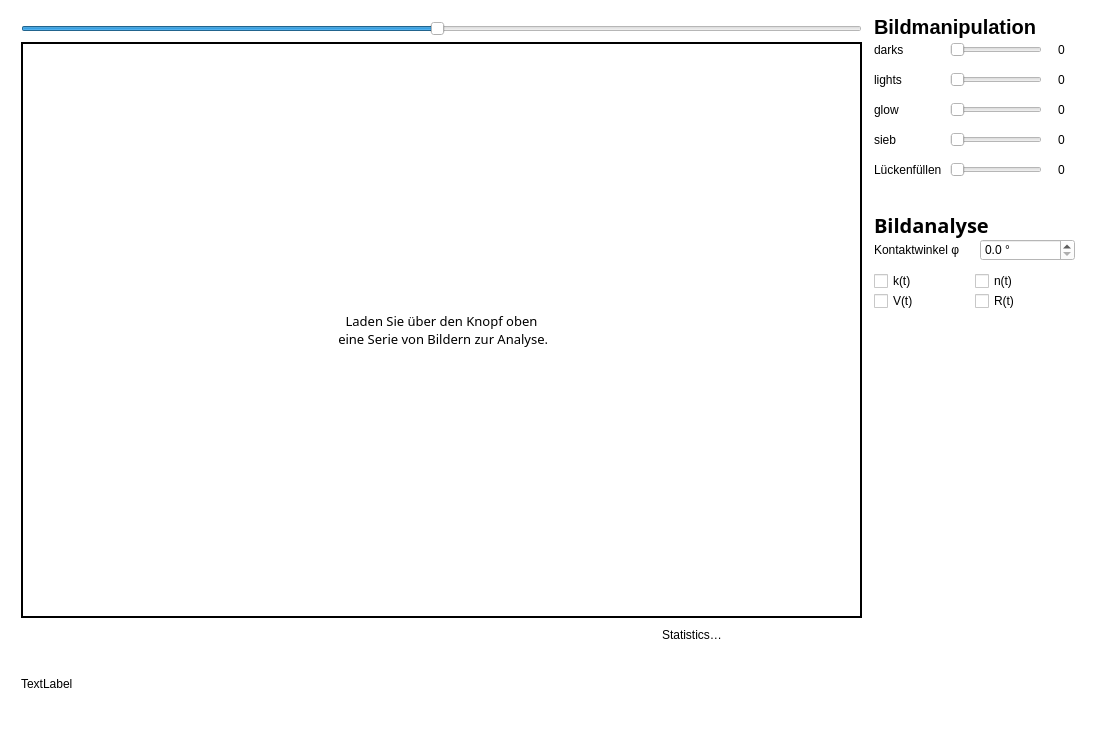
Old version of the form Design.ui in the repository Nico-Enghardt/Tropfen-Serien-Analyse.
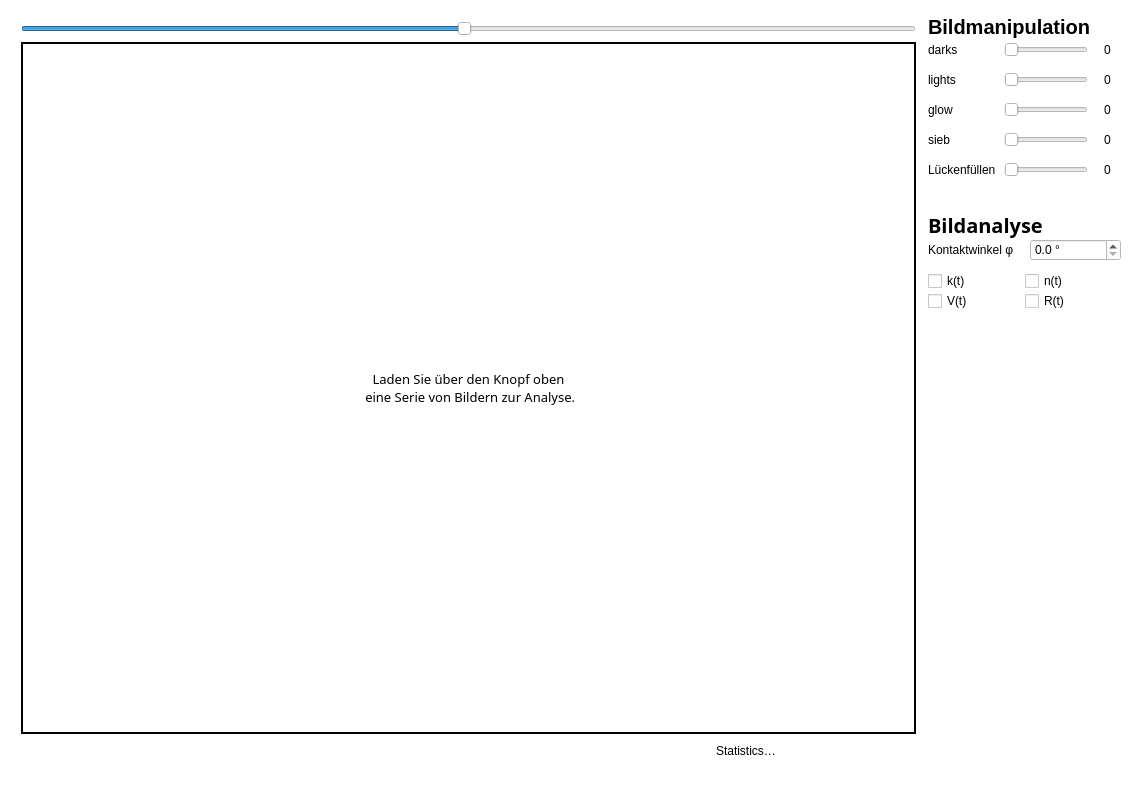
New version of the form. Icons and pictures are not drawn.

What changed in the file:
```diff
--- a/Design.ui
+++ b/Design.ui
@@ -6,8 +6,8 @@
    <rect>
     <x>0</x>
     <y>0</y>
-    <width>1096</width>
-    <height>731</height>
+    <width>1142</width>
+    <height>795</height>
    </rect>
   </property>
   <property name="minimumSize">
@@ -46,7 +46,7 @@
    <property name="styleSheet">
     <string notr="true"/>
    </property>
-   <layout class="QGridLayout" name="gridLayout_2" rowstretch="10,1" columnstretch="4,0,0,0,1">
+   <layout class="QGridLayout" name="gridLayout_2" rowstretch="10,0" columnstretch="4,0,0,0,0">
     <property name="leftMargin">
      <number>15</number>
     </property>
@@ -62,219 +62,6 @@
     <property name="spacing">
      <number>0</number>
     </property>
-    <item row="0" column="0" colspan="2">
-     <layout class="QGridLayout" name="gridLayout">
-      <property name="leftMargin">
-       <number>6</number>
-      </property>
-      <property name="topMargin">
-       <number>6</number>
-      </property>
-      <property name="rightMargin">
-       <number>6</number>
-      </property>
-      <property name="bottomMargin">
-       <number>6</number>
-      </property>
-      <property name="spacing">
-       <number>6</number>
-      </property>
-      <item row="1" column="1" colspan="6">
-       <widget class="QLabel" name="firstLabelGoodMorning">
-        <property name="sizePolicy">
-         <sizepolicy hsizetype="Expanding" vsizetype="Expanding">
-          <horstretch>0</horstretch>
-          <verstretch>0</verstretch>
-         </sizepolicy>
-        </property>
-        <property name="minimumSize">
-         <size>
-          <width>1</width>
-          <height>1</height>
-         </size>
-        </property>
-        <property name="font">
-         <font>
-          <family>NotoSerifTamilSlanted Medium</family>
-          <pointsize>10</pointsize>
-          <weight>7</weight>
-          <italic>false</italic>
-          <bold>false</bold>
-         </font>
-        </property>
-        <property name="styleSheet">
-         <string notr="true">border: 2px solid;</string>
-        </property>
-        <property name="text">
-         <string>Laden Sie über den Knopf oben
- eine Serie von Bildern zur Analyse.</string>
-        </property>
-        <property name="scaledContents">
-         <bool>false</bool>
-        </property>
-        <property name="alignment">
-         <set>Qt::AlignCenter</set>
-        </property>
-        <property name="wordWrap">
-         <bool>true</bool>
-        </property>
-       </widget>
-      </item>
-      <item row="2" column="3">
-       <widget class="QPushButton" name="playButton">
-        <property name="enabled">
-         <bool>false</bool>
-        </property>
-        <property name="minimumSize">
-         <size>
-          <width>55</width>
-          <height>0</height>
-         </size>
-        </property>
-        <property name="maximumSize">
-         <size>
-          <width>55</width>
-          <height>16777215</height>
-         </size>
-        </property>
-        <property name="styleSheet">
-         <string notr="true"/>
-        </property>
-        <property name="text">
-         <string/>
-        </property>
-        <property name="icon">
-         <iconset resource="resources.qrc">
-          <normaloff>:/Icons/Icons/play.png</normaloff>:/Icons/Icons/play.png</iconset>
-        </property>
-        <property name="iconSize">
-         <size>
-          <width>21</width>
-          <height>16</height>
-         </size>
-        </property>
-        <property name="flat">
-         <bool>true</bool>
-        </property>
-       </widget>
-      </item>
-      <item row="2" column="6">
-       <widget class="QLabel" name="statistics">
-        <property name="minimumSize">
-         <size>
-          <width>200</width>
-          <height>0</height>
-         </size>
-        </property>
-        <property name="styleSheet">
-         <string notr="true"/>
-        </property>
-        <property name="text">
-         <string>Statistics…</string>
-        </property>
-       </widget>
-      </item>
-      <item row="2" column="2">
-       <widget class="QPushButton" name="forwardsButton">
-        <property name="enabled">
-         <bool>false</bool>
-        </property>
-        <property name="sizePolicy">
-         <sizepolicy hsizetype="Minimum" vsizetype="Fixed">
-          <horstretch>0</horstretch>
-          <verstretch>0</verstretch>
-         </sizepolicy>
-        </property>
-        <property name="maximumSize">
-         <size>
-          <width>40</width>
-          <height>16777215</height>
-         </size>
-        </property>
-        <property name="text">
-         <string/>
-        </property>
-        <property name="icon">
-         <iconset resource="resources.qrc">
-          <normaloff>:/Icons/Icons/forwards.png</normaloff>:/Icons/Icons/forwards.png</iconset>
-        </property>
-        <property name="checkable">
-         <bool>false</bool>
-        </property>
-        <property name="default">
-         <bool>false</bool>
-        </property>
-        <property name="flat">
-         <bool>true</bool>
-        </property>
-       </widget>
-      </item>
-      <item row="2" column="1">
-       <widget class="QPushButton" name="backwardsButton">
-        <property name="enabled">
-         <bool>false</bool>
-        </property>
-        <property name="sizePolicy">
-         <sizepolicy hsizetype="Fixed" vsizetype="Fixed">
-          <horstretch>0</horstretch>
-          <verstretch>0</verstretch>
-         </sizepolicy>
-        </property>
-        <property name="maximumSize">
-         <size>
-          <width>40</width>
-          <height>16777215</height>
-         </size>
-        </property>
-        <property name="text">
-         <string/>
-        </property>
-        <property name="icon">
-         <iconset resource="resources.qrc">
-          <normaloff>:/Icons/Icons/backwards.png</normaloff>:/Icons/Icons/backwards.png</iconset>
-        </property>
-        <property name="default">
-         <bool>false</bool>
-        </property>
-        <property name="flat">
-         <bool>true</bool>
-        </property>
-       </widget>
-      </item>
-      <item row="0" column="1" colspan="6">
-       <widget class="QSlider" name="revealSlider">
-        <property name="maximum">
-         <number>101</number>
-        </property>
-        <property name="singleStep">
-         <number>1</number>
-        </property>
-        <property name="value">
-         <number>50</number>
-        </property>
-        <property name="orientation">
-         <enum>Qt::Horizontal</enum>
-        </property>
-       </widget>
-      </item>
-      <item row="2" column="4">
-       <spacer name="horizontalSpacer">
-        <property name="orientation">
-         <enum>Qt::Horizontal</enum>
-        </property>
-        <property name="sizeHint" stdset="0">
-         <size>
-          <width>40</width>
-          <height>20</height>
-         </size>
-        </property>
-       </spacer>
-      </item>
-     </layout>
-    </item>
-    <item row="0" column="3">
-     <layout class="QVBoxLayout" name="verticalLayout_2"/>
-    </item>
     <item row="0" column="4">
      <layout class="QVBoxLayout" name="verticalLayout_3">
       <property name="leftMargin">
@@ -603,25 +390,213 @@
       <property name="bottomMargin">
        <number>6</number>
       </property>
-      <item>
-       <widget class="QLabel" name="label_3">
+     </layout>
+    </item>
+    <item row="0" column="0" colspan="2">
+     <layout class="QGridLayout" name="gridLayout">
+      <property name="leftMargin">
+       <number>6</number>
+      </property>
+      <property name="topMargin">
+       <number>6</number>
+      </property>
+      <property name="rightMargin">
+       <number>6</number>
+      </property>
+      <property name="bottomMargin">
+       <number>6</number>
+      </property>
+      <property name="spacing">
+       <number>6</number>
+      </property>
+      <item row="2" column="4">
+       <widget class="QPushButton" name="playButton">
+        <property name="enabled">
+         <bool>false</bool>
+        </property>
+        <property name="minimumSize">
+         <size>
+          <width>55</width>
+          <height>0</height>
+         </size>
+        </property>
+        <property name="maximumSize">
+         <size>
+          <width>55</width>
+          <height>16777215</height>
+         </size>
+        </property>
+        <property name="styleSheet">
+         <string notr="true"/>
+        </property>
+        <property name="text">
+         <string/>
+        </property>
+        <property name="icon">
+         <iconset resource="resources.qrc">
+          <normaloff>:/Icons/Icons/play.png</normaloff>:/Icons/Icons/play.png</iconset>
+        </property>
+        <property name="iconSize">
+         <size>
+          <width>21</width>
+          <height>16</height>
+         </size>
+        </property>
+        <property name="flat">
+         <bool>true</bool>
+        </property>
+       </widget>
+      </item>
+      <item row="2" column="7">
+       <widget class="QLabel" name="statistics">
+        <property name="minimumSize">
+         <size>
+          <width>200</width>
+          <height>0</height>
+         </size>
+        </property>
+        <property name="styleSheet">
+         <string notr="true"/>
+        </property>
+        <property name="text">
+         <string>Statistics…</string>
+        </property>
+       </widget>
+      </item>
+      <item row="2" column="3">
+       <widget class="QPushButton" name="forwardsButton">
+        <property name="enabled">
+         <bool>false</bool>
+        </property>
         <property name="sizePolicy">
-         <sizepolicy hsizetype="Preferred" vsizetype="Preferred">
+         <sizepolicy hsizetype="Minimum" vsizetype="Fixed">
           <horstretch>0</horstretch>
-          <verstretch>1</verstretch>
+          <verstretch>0</verstretch>
          </sizepolicy>
         </property>
+        <property name="maximumSize">
+         <size>
+          <width>40</width>
+          <height>16777215</height>
+         </size>
+        </property>
+        <property name="text">
+         <string/>
+        </property>
+        <property name="icon">
+         <iconset resource="resources.qrc">
+          <normaloff>:/Icons/Icons/forwards.png</normaloff>:/Icons/Icons/forwards.png</iconset>
+        </property>
+        <property name="checkable">
+         <bool>false</bool>
+        </property>
+        <property name="default">
+         <bool>false</bool>
+        </property>
+        <property name="flat">
+         <bool>true</bool>
+        </property>
+       </widget>
+      </item>
+      <item row="0" column="1" colspan="7">
+       <widget class="QSlider" name="revealSlider">
+        <property name="maximum">
+         <number>101</number>
+        </property>
+        <property name="singleStep">
+         <number>1</number>
+        </property>
+        <property name="value">
+         <number>50</number>
+        </property>
+        <property name="orientation">
+         <enum>Qt::Horizontal</enum>
+        </property>
+       </widget>
+      </item>
+      <item row="1" column="1" colspan="7">
+       <widget class="QLabel" name="firstLabelGoodMorning">
+        <property name="sizePolicy">
+         <sizepolicy hsizetype="Expanding" vsizetype="Expanding">
+          <horstretch>0</horstretch>
+          <verstretch>0</verstretch>
+         </sizepolicy>
+        </property>
         <property name="minimumSize">
          <size>
-          <width>100</width>
-          <height>0</height>
+          <width>1</width>
+          <height>1</height>
          </size>
         </property>
+        <property name="font">
+         <font>
+          <family>NotoSerifTamilSlanted Medium</family>
+          <pointsize>10</pointsize>
+          <weight>7</weight>
+          <italic>false</italic>
+          <bold>false</bold>
+         </font>
+        </property>
         <property name="styleSheet">
-         <string notr="true"/>
+         <string notr="true">border: 2px solid;</string>
         </property>
         <property name="text">
-         <string>TextLabel</string>
+         <string>Laden Sie über den Knopf oben
+ eine Serie von Bildern zur Analyse.</string>
+        </property>
+        <property name="scaledContents">
+         <bool>false</bool>
+        </property>
+        <property name="alignment">
+         <set>Qt::AlignCenter</set>
+        </property>
+        <property name="wordWrap">
+         <bool>true</bool>
+        </property>
+       </widget>
+      </item>
+      <item row="2" column="5">
+       <spacer name="horizontalSpacer">
+        <property name="orientation">
+         <enum>Qt::Horizontal</enum>
+        </property>
+        <property name="sizeHint" stdset="0">
+         <size>
+          <width>40</width>
+          <height>20</height>
+         </size>
+        </property>
+       </spacer>
+      </item>
+      <item row="2" column="2">
+       <widget class="QPushButton" name="backwardsButton">
+        <property name="enabled">
+         <bool>false</bool>
+        </property>
+        <property name="sizePolicy">
+         <sizepolicy hsizetype="Fixed" vsizetype="Fixed">
+          <horstretch>0</horstretch>
+          <verstretch>0</verstretch>
+         </sizepolicy>
+        </property>
+        <property name="maximumSize">
+         <size>
+          <width>40</width>
+          <height>16777215</height>
+         </size>
+        </property>
+        <property name="text">
+         <string/>
+        </property>
+        <property name="icon">
+         <iconset resource="resources.qrc">
+          <normaloff>:/Icons/Icons/backwards.png</normaloff>:/Icons/Icons/backwards.png</iconset>
+        </property>
+        <property name="default">
+         <bool>false</bool>
+        </property>
+        <property name="flat">
+         <bool>true</bool>
         </property>
        </widget>
       </item>
```
Left out of the diff: 7 changed lines with no effect on the pictures.
